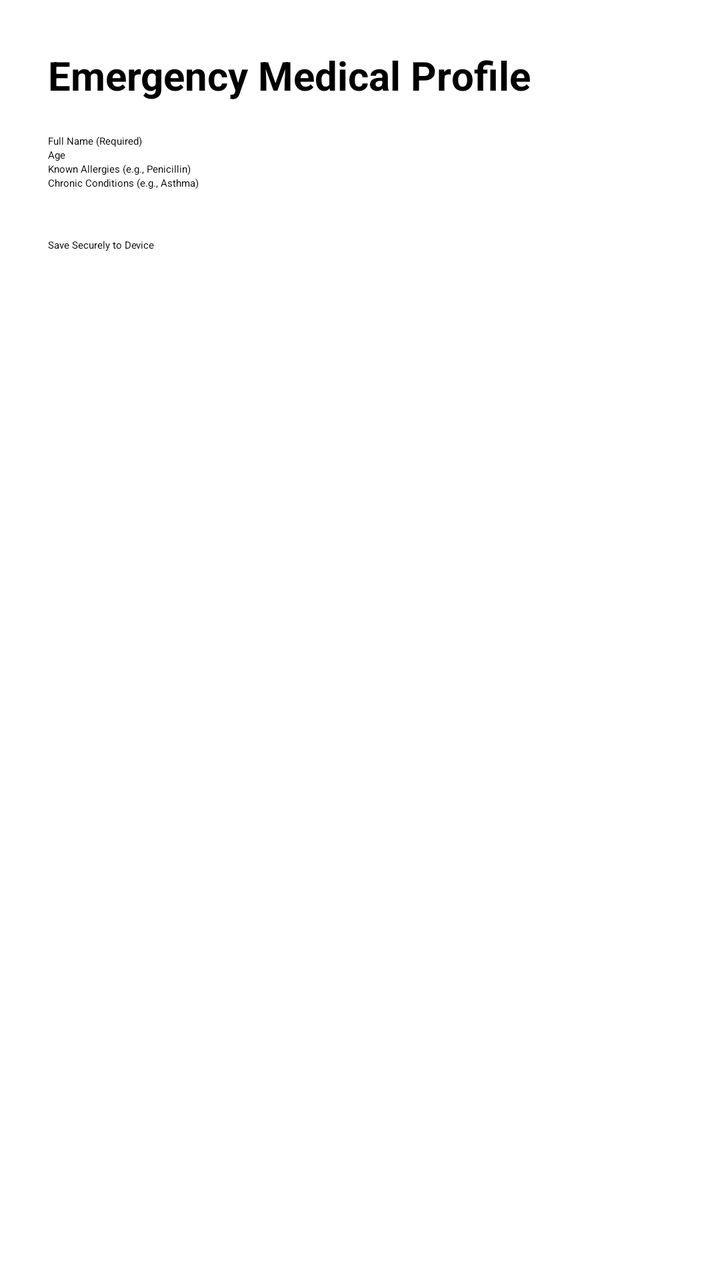
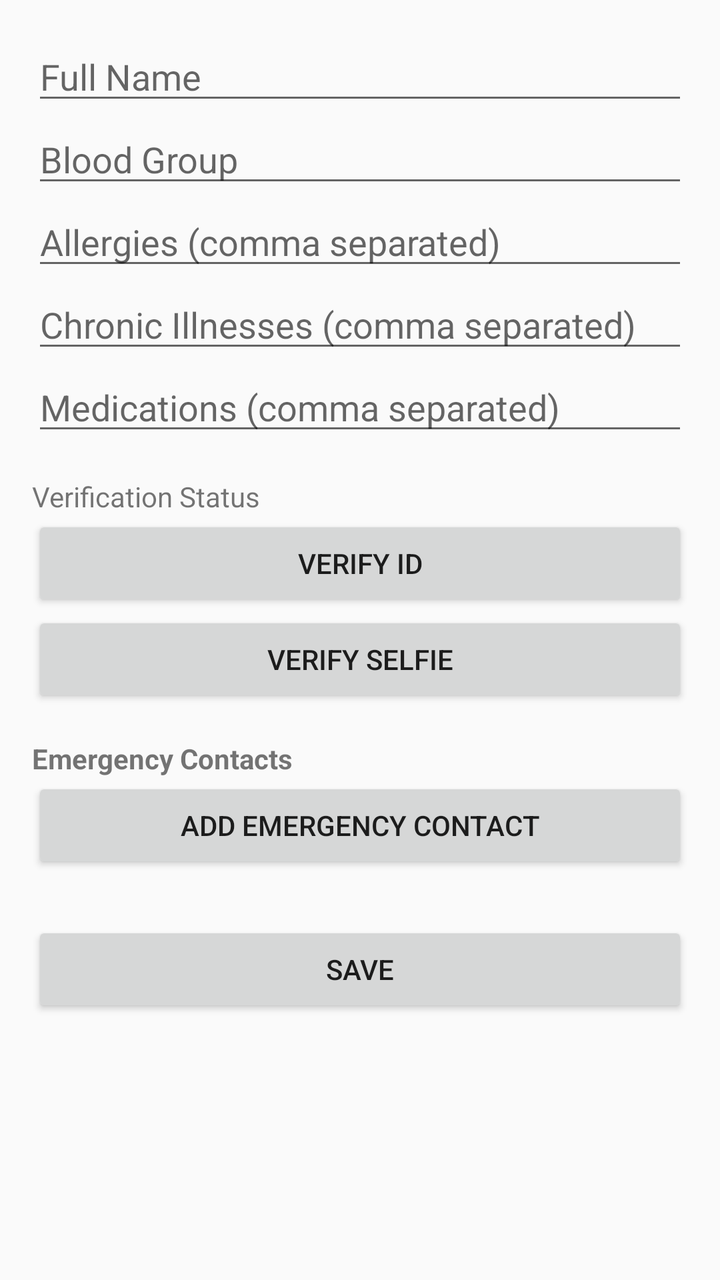

Two renders of the same Android screen: before a commit and after it. Below are the layout's source before the change and the commit's diff.
<!-- AndroidManifest.xml: application theme Theme.AegisMesh -->
<!-- res/layout/activity_profile.xml -->
<?xml version="1.0" encoding="utf-8"?>
<LinearLayout xmlns:android="http://schemas.android.com/apk/res/android"
    android:layout_width="match_parent"
    android:layout_height="match_parent"
    android:orientation="vertical"
    android:padding="24dp">

    <TextView
        android:layout_width="match_parent"
        android:layout_height="wrap_content"
        android:text="Emergency Medical Profile"
        android:textSize="20sp"
        android:textStyle="bold"
        android:layout_marginBottom="16dp"/>

    <EditText
        android:id="@+id/etFullName"
        android:layout_width="match_parent"
        android:layout_height="wrap_content"
        android:hint="Full Name (Required)" />

    <EditText
        android:id="@+id/etAge"
        android:layout_width="match_parent"
        android:layout_height="wrap_content"
        android:hint="Age"
        android:inputType="number" />

    <EditText
        android:id="@+id/etAllergies"
        android:layout_width="match_parent"
        android:layout_height="wrap_content"
        android:hint="Known Allergies (e.g., Penicillin)" />

    <EditText
        android:id="@+id/etConditions"
        android:layout_width="match_parent"
        android:layout_height="wrap_content"
        android:hint="Chronic Conditions (e.g., Asthma)" />

    <Button
        android:id="@+id/btnSaveProfile"
        android:layout_width="match_parent"
        android:layout_height="wrap_content"
        android:text="Save Securely to Device"
        android:layout_marginTop="24dp"/>
</LinearLayout>
<!-- resources referenced by this layout -->
<resources>

</resources>

<!-- the commit's change to res/layout/activity_profile.xml (unified diff, before → after) -->
@@ -1,47 +1,116 @@
 <?xml version="1.0" encoding="utf-8"?>
-<LinearLayout xmlns:android="http://schemas.android.com/apk/res/android"
+<ScrollView xmlns:android="http://schemas.android.com/apk/res/android"
     android:layout_width="match_parent"
-    android:layout_height="match_parent"
-    android:orientation="vertical"
-    android:padding="24dp">
+    android:layout_height="match_parent">
 
-    <TextView
+    <LinearLayout
         android:layout_width="match_parent"
         android:layout_height="wrap_content"
-        android:text="Emergency Medical Profile"
-        android:textSize="20sp"
-        android:textStyle="bold"
-        android:layout_marginBottom="16dp"/>
+        android:orientation="vertical"
+        android:padding="16dp">
 
-    <EditText
-        android:id="@+id/etFullName"
-        android:layout_width="match_parent"
-        android:layout_height="wrap_content"
-        android:hint="Full Name (Required)" />
+        <EditText
+            android:id="@+id/inputFullName"
+            android:layout_width="match_parent"
+            android:layout_height="wrap_content"
+            android:hint="Full Name" />
 
-    <EditText
-        android:id="@+id/etAge"
-        android:layout_width="match_parent"
-        android:layout_height="wrap_content"
-        android:hint="Age"
-        android:inputType="number" />
+        <EditText
+            android:id="@+id/inputBloodGroup"
+            android:layout_width="match_parent"
+            android:layout_height="wrap_content"
+            android:hint="Blood Group" />
 
-    <EditText
-        android:id="@+id/etAllergies"
-        android:layout_width="match_parent"
-        android:layout_height="wrap_content"
-        android:hint="Known Allergies (e.g., Penicillin)" />
+        <EditText
+            android:id="@+id/inputAllergies"
+            android:layout_width="match_parent"
+            android:layout_height="wrap_content"
+            android:hint="Allergies (comma separated)" />
 
-    <EditText
-        android:id="@+id/etConditions"
-        android:layout_width="match_parent"
-        android:layout_height="wrap_content"
-        android:hint="Chronic Conditions (e.g., Asthma)" />
+        <EditText
+            android:id="@+id/inputChronicIllnesses"
+            android:layout_width="match_parent"
+            android:layout_height="wrap_content"
+            android:hint="Chronic Illnesses (comma separated)" />
 
-    <Button
-        android:id="@+id/btnSaveProfile"
-        android:layout_width="match_parent"
-        android:layout_height="wrap_content"
-        android:text="Save Securely to Device"
-        android:layout_marginTop="24dp"/>
-</LinearLayout>
+        <EditText
+            android:id="@+id/inputMedications"
+            android:layout_width="match_parent"
+            android:layout_height="wrap_content"
+            android:hint="Medications (comma separated)" />
+
+        <TextView
+            android:id="@+id/textVerifiedResponderStatus"
+            android:layout_width="match_parent"
+            android:layout_height="wrap_content"
+            android:layout_marginTop="16dp"
+            android:text="Verification Status" />
+
+        <View
+            android:id="@+id/badgePhoneVerified"
+            android:layout_width="20dp"
+            android:layout_height="20dp"
+            android:background="#00FF00"
+            android:visibility="gone" />
+
+        <View
+            android:id="@+id/badgeIdVerified"
+            android:layout_width="20dp"
+            android:layout_height="20dp"
+            android:background="#00FF00"
+            android:visibility="gone" />
+
+        <View
+            android:id="@+id/badgeFaceVerified"
+            android:layout_width="20dp"
+            android:layout_height="20dp"
+            android:background="#00FF00"
+            android:visibility="gone" />
+
+        <Button
+            android:id="@+id/buttonVerifyId"
+            android:layout_width="match_parent"
+            android:layout_height="wrap_content"
+            android:text="Verify ID" />
+
+        <Button
+            android:id="@+id/buttonVerifySelfie"
+            android:layout_width="match_parent"
+            android:layout_height="wrap_content"
+            android:text="Verify Selfie" />
+
+        <TextView
+            android:layout_width="match_parent"
+            android:layout_height="wrap_content"
+            android:layout_marginTop="16dp"
+            android:text="Emergency Contacts"
+            android:textStyle="bold" />
+
+        <LinearLayout
+            android:id="@+id/emergencyContactsContainer"
+            android:layout_width="match_parent"
+            android:layout_height="wrap_content"
+            android:orientation="vertical" />
+
+        <Button
+            android:id="@+id/buttonAddEmergencyContact"
+            android:layout_width="match_parent"
+            android:layout_height="wrap_content"
+            android:text="Add Emergency Contact" />
+
+        <Button
+            android:id="@+id/buttonSave"
+            android:layout_width="match_parent"
+            android:layout_height="wrap_content"
+            android:layout_marginTop="24dp"
+            android:text="Save" />
+
+        <ProgressBar
+            android:id="@+id/progressBar"
+            android:layout_width="wrap_content"
+            android:layout_height="wrap_content"
+            android:layout_gravity="center"
+            android:visibility="gone" />
+
+    </LinearLayout>
+</ScrollView>
